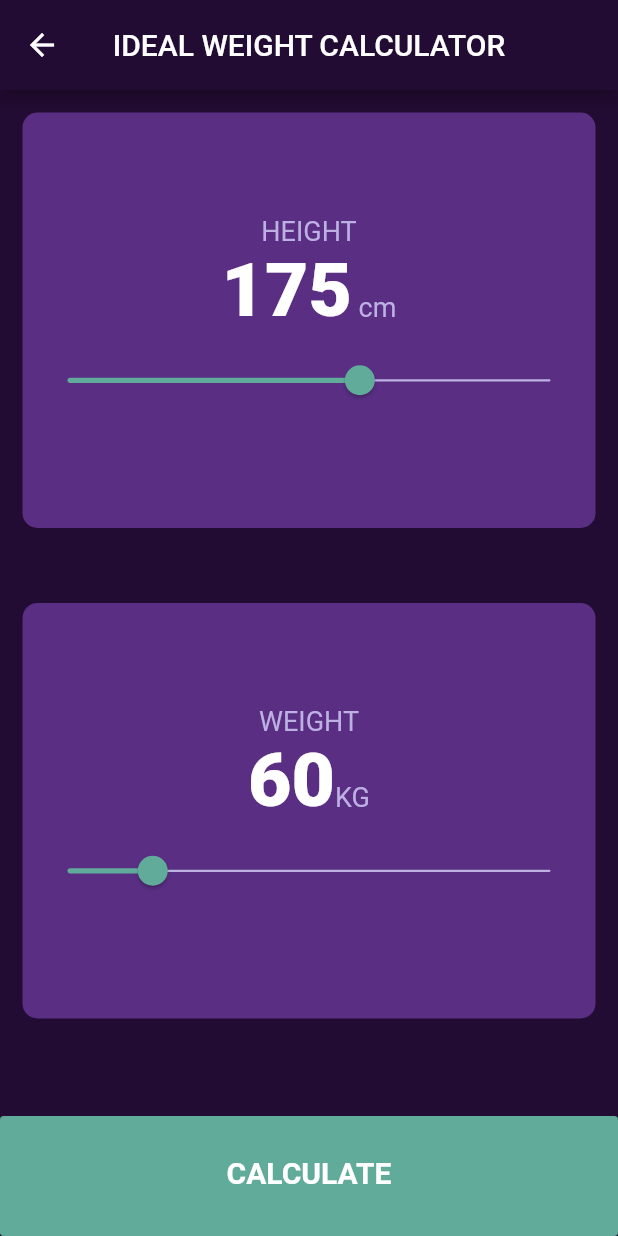
After one commit to yys-yss/bmi-calculator-software, a Flutter app: the screen it shows once a user with an empty profile is signed in, after a tap on "IDEAL WEIGHT", on a phone screen of 412 x 824 dp. The commit adds this screen. Run offline on Flutter 3.47's test engine with Material 2 defaults, Android fonts, the phone set to English and light mode, and no system bars; our stand-ins replace cloud_firestore, firebase_auth, firebase_core, font_awesome_flutter, google_fonts, quickalert; accounts and stored records are empty.

Commit message:
ideal weight
ibw calculator

```diff
--- a/lib/constants.dart
+++ b/lib/constants.dart
@@ -1,5 +1,3 @@
-import 'package:bmi_calculator/pages/selection_page.dart';
-import 'package:flutter/cupertino.dart';
 import 'package:flutter/material.dart';
 import 'package:google_fonts/google_fonts.dart';
 
--- a/lib/database_brain.dart
+++ b/lib/database_brain.dart
@@ -1,4 +1,3 @@
-import 'package:bmi_calculator/constants.dart';
 import 'package:bmi_calculator/pages/selection_page.dart';
 import 'package:flutter/material.dart';
 import 'package:cloud_firestore/cloud_firestore.dart';
--- a/lib/pages/bmi_calculator.dart
+++ b/lib/pages/bmi_calculator.dart
@@ -1,10 +1,5 @@
 import 'package:bmi_calculator/database_brain.dart';
 import 'package:flutter/material.dart';
-import 'package:font_awesome_flutter/font_awesome_flutter.dart';
-import '../widgets/card_content.dart';
-import '../widgets/reusable_card.dart';
-import '../constants.dart';
-import '../widgets/rounded_button.dart';
 import '../widgets/reusable_card.dart';
 import '../constants.dart';
 import '../calculator_brain.dart';
--- a/lib/pages/body_fat_calculator.dart
+++ b/lib/pages/body_fat_calculator.dart
@@ -1,12 +1,10 @@
 import 'package:flutter/material.dart';
 import 'package:font_awesome_flutter/font_awesome_flutter.dart';
-import '../widgets/card_content.dart';
 import '../widgets/reusable_card.dart';
 import '../constants.dart';
 import '../widgets/rounded_button.dart';
 import '../calculator_brain.dart';
 import 'results_page.dart';
-import 'package:firebase_auth/firebase_auth.dart';
 import '../defines.dart';
 class BodyFatCalculator extends StatefulWidget {
   @override
--- /dev/null
+++ b/lib/pages/ibw_calculator.dart
@@ -0,0 +1,249 @@
+import 'package:flutter/material.dart';
+import '../constants.dart';
+import '../widgets/reusable_card.dart';
+import 'bmi_calculator.dart';
+
+class IBWCalculator extends StatefulWidget {
+  const IBWCalculator({Key? key}) : super(key: key);
+
+  @override
+  State<IBWCalculator> createState() => _IBWCalculatorState();
+}
+
+
+class _IBWCalculatorState extends State<IBWCalculator> {
+  // Declare variables for height, weight, and gender
+  int _height = 175; // Initial value for the height slider
+  int _weight = 60;
+  bool _isMale = true;
+  late double _idealWeight;
+
+  @override
+  Widget build(BuildContext context) {
+    return WillPopScope(
+      onWillPop: () async {
+        return true;
+      },
+      child: Scaffold(
+        resizeToAvoidBottomInset: false,
+        appBar: AppBar(
+          toolbarHeight: 60,
+          title: Text('IDEAL WEIGHT CALCULATOR'),
+          centerTitle: true,
+        ),
+        body: Column(
+          mainAxisAlignment: MainAxisAlignment.center,
+          children: [
+            Expanded(
+              child: ReusableCard(
+                color: kActiveCardColor,
+                cardChild: Column(
+                  mainAxisAlignment: MainAxisAlignment.center,
+                  children: [
+                    Text(
+                      'HEIGHT',
+                      style: kCardTextStyle,
+                    ),
+                    Row(
+                      mainAxisAlignment: MainAxisAlignment.center,
+                      crossAxisAlignment: CrossAxisAlignment.baseline,
+                      textBaseline: TextBaseline.alphabetic,
+                      children: [
+                        Text(
+                          _height.toString(),
+                          style: kHeavyTextStyle,
+                        ),
+                        Text(
+                          ' cm',
+                          style: kCardTextStyle,
+                        )
+                      ],
+                    ),
+                    SliderTheme(
+                      data: SliderTheme.of(context).copyWith(
+                        trackHeight: 1.5,
+                        thumbShape:
+                        RoundSliderThumbShape(enabledThumbRadius: 10.0),
+                        overlayShape:
+                        RoundSliderOverlayShape(overlayRadius: 30.0),
+                      ),
+                      child: Slider(
+                        value: _height.toDouble(),
+                        min: 60.0,
+                        max: 250.0,
+                        activeColor: kActiveSliderColor,
+                        inactiveColor: kInactiveSliderColor,
+                        onChanged: (double newValue) {
+                          setState(() {
+                            _height = newValue.round();
+                          });
+                        },
+                      ),
+                    ),
+                  ],
+                ),
+              ),
+            ),
+            SizedBox(height: 20.0),
+            Expanded(
+              child: ReusableCard(
+                color: kActiveCardColor,
+                cardChild: Column(
+                  mainAxisAlignment: MainAxisAlignment.center,
+                  children: [
+                    Text(
+                      'WEIGHT',
+                      style: kCardTextStyle,
+                    ),
+                    Row(
+                      mainAxisAlignment: MainAxisAlignment.center,
+                      crossAxisAlignment: CrossAxisAlignment.baseline,
+                      textBaseline: TextBaseline.alphabetic,
+                      children: [
+                        Text(
+                          _weight.toString(),
+                          style: kHeavyTextStyle,
+                        ),
+                        Text(
+                          'KG',
+                          style: kCardTextStyle,
+                        )
+                      ],
+                    ),
+                    SliderTheme(
+                      data: SliderTheme.of(context).copyWith(
+                        trackHeight: 1.5,
+                        thumbShape:
+                        RoundSliderThumbShape(enabledThumbRadius: 10.0),
+                        overlayShape:
+                        RoundSliderOverlayShape(overlayRadius: 30.0),
+                      ),
+                      child: Slider(
+                        value: _weight.toDouble(),
+                        min: 30.0,
+                        max: 200.0,
+                        activeColor: kActiveSliderColor,
+                        inactiveColor: kInactiveSliderColor,
+                        onChanged: (double newValue) {
+                          setState(() {
+                            _weight = newValue.round();
+                          });
+                        },
+                      ),
+                    ),
+                  ],
+                ),
+              ),
+            ),
+            SizedBox(height: 20),
+            // Text('Gender:'),
+            // Row(
+            //   mainAxisAlignment: MainAxisAlignment.center,
+            //   children: [
+            //     Radio(
+            //       value: true,
+            //       groupValue: _isMale,
+            //       onChanged: (bool? value) {
+            //         setState(() {
+            //           _isMale = value!;
+            //         });
+            //       },
+            //     ),
+            //     Text('Male'),
+            //     Radio(
+            //       value: false,
+            //       groupValue: _isMale,
+            //       onChanged: (bool? value) {
+            //         setState(() {
+            //           _isMale = value!;
+            //         });
+            //       },
+            //     ),
+            //     Text('Female'),
+            //   ],
+            // ),
+            SizedBox(height: 20.0),
+            BottomButton(
+              onTap: () {
+                 _idealWeight = _isMale
+                    ? 50 + 0.91 * (_height - 152.4)
+                    : 45.5 + 0.91 * (_height - 152.4) ;
+                Navigator.push(
+                  context,
+                  MaterialPageRoute(
+                    builder: (context) => ResultScreen(idealWeight: _idealWeight, weight: _weight,),
+                    ),
+                  );
+              },
+              text: 'CALCULATE',
+            ),
+          ],
+        ),
+      ),
+    );
+  }
+}
+
+class ResultScreen extends StatelessWidget {
+  final double idealWeight;
+  int weight;
+
+
+
+  ResultScreen({Key? key, required this.idealWeight, required this.weight}) : super(key: key);
+
+  @override
+  Widget build(BuildContext context) {
+    return Scaffold(
+      appBar: AppBar(
+        centerTitle: true,
+        title: Text('IDEAL WEIGHT CALCULATOR'),
+      ),
+      body: Column(
+          mainAxisAlignment: MainAxisAlignment.center,
+          crossAxisAlignment: CrossAxisAlignment.stretch,
+          children: [
+            Expanded(
+              child: Center(
+                child: Container(
+                  padding: EdgeInsets.only(top: 30.0),
+                  child: Text(
+                    'Your Result',
+                    style: kResultTextStyle,
+                  ),
+                ),
+              ),
+            ),
+            Expanded(
+              flex: 5,
+              child: ReusableCard(
+                color: kActiveCardColor,
+                cardChild: Column(
+                  mainAxisAlignment: MainAxisAlignment.spaceEvenly,
+                  crossAxisAlignment: CrossAxisAlignment.center,
+                  children: [
+                    Container(
+                      child: Text(
+                          ' ${idealWeight.toStringAsFixed(1)} kg',
+                      style:kResultTextStyle,),
+                    ),
+                    Container(
+                      child: Text(
+                        'Need to lose ${ (weight- idealWeight).toStringAsFixed(1)} kg',
+                        style:kResultTextStyle,
+                      ),
+                    ),
+                  ],
+                ),
+              ),
+            ),
+            BottomButton(
+                onTap: () {
+                  Navigator.pop(context);
+                },
+                text: 'CALCULATE AGAIN')
+          ]
+      ),
+    );
+  }
+}
--- a/lib/pages/login_page.dart
+++ b/lib/pages/login_page.dart
@@ -4,7 +4,6 @@ import 'package:quickalert/models/quickalert_type.dart';
 import 'package:quickalert/widgets/quickalert_dialog.dart';
 import '../constants.dart';
 import '../widgets/reusable_card.dart';
-import '../main.dart';
 
 class LoginPage extends StatefulWidget {
   @override
--- a/lib/pages/offline_mode.dart
+++ b/lib/pages/offline_mode.dart
@@ -6,7 +6,6 @@ import '../constants.dart';
 import '../widgets/rounded_button.dart';
 import '../calculator_brain.dart';
 import 'results_page.dart';
-import 'package:firebase_auth/firebase_auth.dart';
 
 class OfflineMode extends StatefulWidget {
   @override
--- a/lib/pages/results_page.dart
+++ b/lib/pages/results_page.dart
@@ -2,7 +2,6 @@ import 'package:bmi_calculator/pages/offline_mode.dart';
 import 'package:flutter/material.dart';
 import '../constants.dart';
 import '../widgets/reusable_card.dart';
-import 'package:flutter_gif/flutter_gif.dart';
 
 class ResultsPage extends StatelessWidget {
   final String bmi;
--- a/lib/pages/selection_page.dart
+++ b/lib/pages/selection_page.dart
@@ -92,6 +92,9 @@ class SelectionPage extends StatelessWidget {
                     ],
                   ),
                 ),
+                  onPress: () {
+                    Navigator.pushNamed(context, '/ibwCalculator');
+                  },
                 ),
               ),
               Expanded(
--- a/lib/routes.dart
+++ b/lib/routes.dart
@@ -1,4 +1,5 @@
 import 'package:bmi_calculator/constants.dart';
+import 'package:bmi_calculator/pages/ibw_calculator.dart';
 import 'package:bmi_calculator/pages/offline_mode.dart';
 import 'package:flutter/material.dart';
 import 'pages/selection_page.dart';
@@ -14,9 +15,10 @@ class Routes extends StatelessWidget {
       debugShowCheckedModeBanner: false,
       theme: kAppTheme,
       routes: {
-        '/': (context) => DatabaseBrain(),
+        '/': (context) => SelectionPage(),
         '/bmiCalculator': (context) => BMICalculator(),
         '/bodyFatCalculator': (context) => BodyFatCalculator(),
+        '/ibwCalculator': (context) => IBWCalculator(),
         '/offlineMode': (context) => OfflineMode(),
       },
       initialRoute: '/',
--- a/lib/widgets/rounded_button.dart
+++ b/lib/widgets/rounded_button.dart
@@ -1,6 +1,5 @@
 import 'package:flutter/material.dart';
 import '../constants.dart';
-import '../pages/offline_mode.dart';
 
 class RoundIconButton extends StatelessWidget {
 
```
